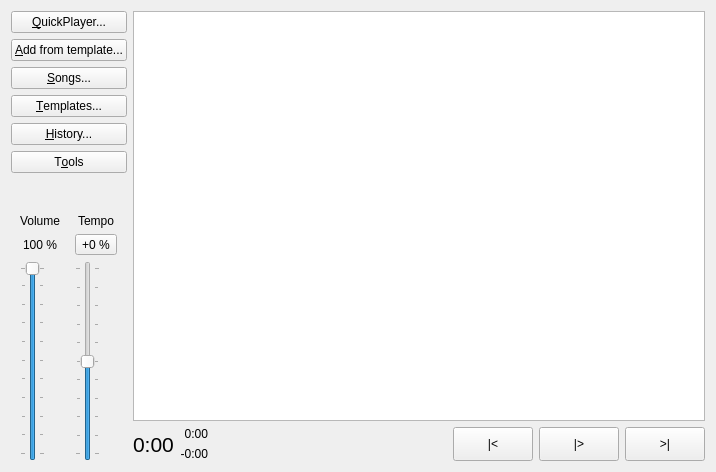
Qt form PlayerWindow.ui (madmaxoft/SkauTan) before a commit.
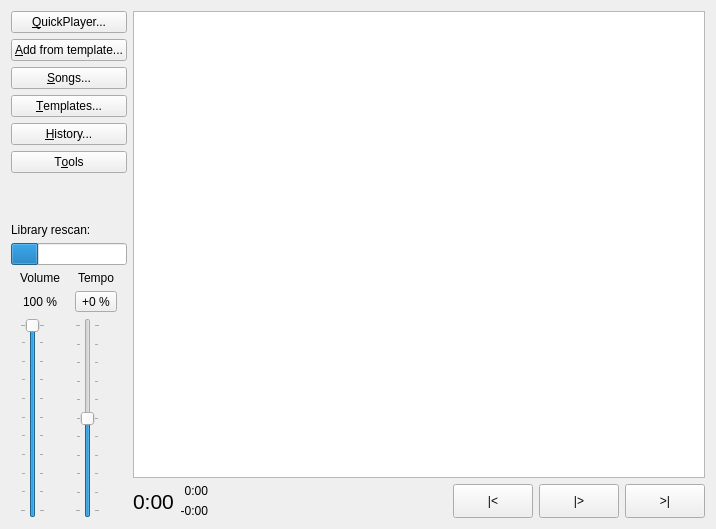
The same form after that commit. Custom widgets are drawn as their Qt base class.

Commit message: Added a progressbar for library rescan in background.

```diff
--- a/PlayerWindow.ui
+++ b/PlayerWindow.ui
@@ -7,7 +7,7 @@
     <x>0</x>
     <y>0</y>
     <width>716</width>
-    <height>472</height>
+    <height>529</height>
    </rect>
   </property>
   <property name="windowTitle">
@@ -72,6 +72,47 @@
         </property>
        </spacer>
       </item>
+      <item>
+       <widget class="QWidget" name="pSongScans" native="true">
+        <layout class="QVBoxLayout" name="verticalLayout_4">
+         <property name="leftMargin">
+          <number>0</number>
+         </property>
+         <property name="topMargin">
+          <number>0</number>
+         </property>
+         <property name="rightMargin">
+          <number>0</number>
+         </property>
+         <property name="bottomMargin">
+          <number>0</number>
+         </property>
+         <item>
+          <widget class="QLabel" name="lblSongScans">
+           <property name="text">
+            <string>Library rescan:</string>
+           </property>
+          </widget>
+         </item>
+         <item>
+          <widget class="QProgressBar" name="pbSongScans">
+           <property name="sizePolicy">
+            <sizepolicy hsizetype="Preferred" vsizetype="Fixed">
+             <horstretch>0</horstretch>
+             <verstretch>0</verstretch>
+            </sizepolicy>
+           </property>
+           <property name="value">
+            <number>24</number>
+           </property>
+           <property name="textVisible">
+            <bool>false</bool>
+           </property>
+          </widget>
+         </item>
+        </layout>
+       </widget>
+      </item>
       <item>
        <layout class="QGridLayout" name="gridLayout">
         <item row="2" column="0">
```
The commit also changes 7 other files.
